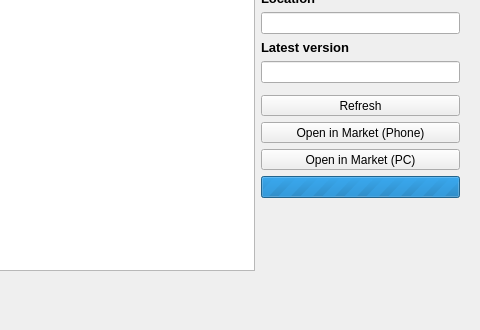
Qt form widgets/appwidget.ui (sundyCoder/AndroidAdb) before a commit; both pictures show x 306 to 786 and y 265 to 595 of the 786 by 595 pixel window.
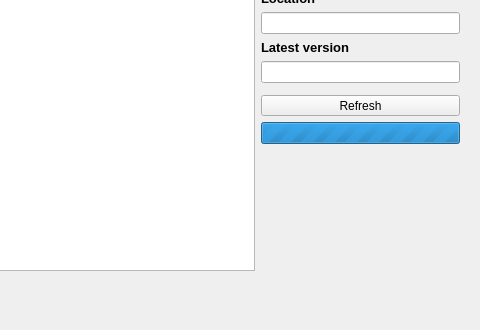
The same form after that commit. Icons and pictures are not drawn.

The edit to the form file:
```diff
--- a/widgets/appwidget.ui
+++ b/widgets/appwidget.ui
@@ -123,7 +123,7 @@
        </layout>
       </item>
       <item>
-       <layout class="QVBoxLayout" name="verticalLayout_4" stretch="0,0,0,0,0,0,1">
+       <layout class="QVBoxLayout" name="verticalLayout_4" stretch="0,0,0,0,1">
         <property name="spacing">
          <number>6</number>
         </property>
@@ -523,58 +523,6 @@
           </property>
          </widget>
         </item>
-        <item>
-         <widget class="QToolButton" name="buttonOpenMarket">
-          <property name="sizePolicy">
-           <sizepolicy hsizetype="Expanding" vsizetype="Fixed">
-            <horstretch>0</horstretch>
-            <verstretch>0</verstretch>
-           </sizepolicy>
-          </property>
-          <property name="text">
-           <string>Open in Market (Phone)</string>
-          </property>
-          <property name="icon">
-           <iconset resource="../zasoby.qrc">
-            <normaloff>:/icons/market.png</normaloff>:/icons/market.png</iconset>
-          </property>
-          <property name="iconSize">
-           <size>
-            <width>20</width>
-            <height>20</height>
-           </size>
-          </property>
-          <property name="toolButtonStyle">
-           <enum>Qt::ToolButtonTextBesideIcon</enum>
-          </property>
-         </widget>
-        </item>
-        <item>
-         <widget class="QToolButton" name="buttonAppBrain">
-          <property name="sizePolicy">
-           <sizepolicy hsizetype="Expanding" vsizetype="Fixed">
-            <horstretch>0</horstretch>
-            <verstretch>0</verstretch>
-           </sizepolicy>
-          </property>
-          <property name="text">
-           <string>Open in Market (PC)</string>
-          </property>
-          <property name="icon">
-           <iconset resource="../zasoby.qrc">
-            <normaloff>:/icons/market.png</normaloff>:/icons/market.png</iconset>
-          </property>
-          <property name="iconSize">
-           <size>
-            <width>20</width>
-            <height>20</height>
-           </size>
-          </property>
-          <property name="toolButtonStyle">
-           <enum>Qt::ToolButtonTextBesideIcon</enum>
-          </property>
-         </widget>
-        </item>
         <item>
          <widget class="QProgressBar" name="progressApps">
           <property name="maximum">
```
